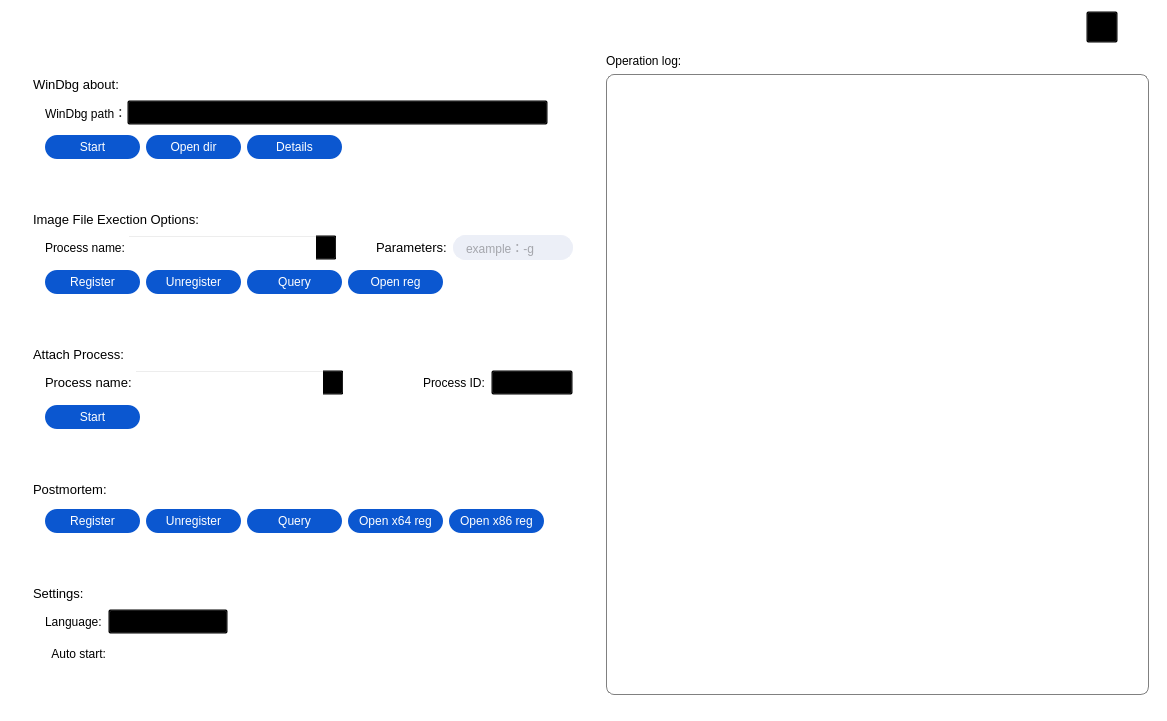
Above: WindbgIFEO/WindbgIFEO.ui from MingYueRuYa/worktools before the change. Below: the same form after it.
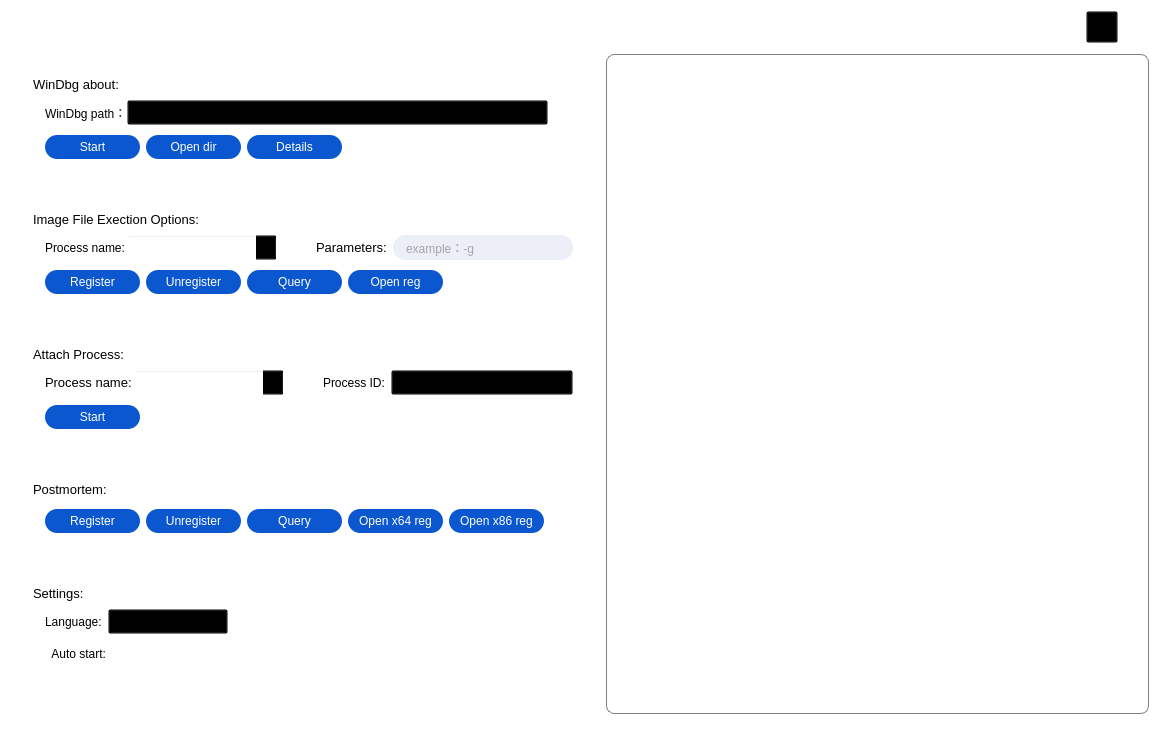
That is the form after the change. Icons and pictures are not drawn. Custom widgets are drawn as their Qt base class.

Commit message: 修改UI内容

The edit to the form file:
```diff
--- a/WindbgIFEO/WindbgIFEO.ui
+++ b/WindbgIFEO/WindbgIFEO.ui
@@ -7,19 +7,25 @@
     <x>0</x>
     <y>0</y>
     <width>1167</width>
-    <height>721</height>
+    <height>740</height>
    </rect>
   </property>
+  <property name="sizePolicy">
+   <sizepolicy hsizetype="Preferred" vsizetype="Fixed">
+    <horstretch>0</horstretch>
+    <verstretch>0</verstretch>
+   </sizepolicy>
+  </property>
   <property name="minimumSize">
    <size>
     <width>1167</width>
-    <height>600</height>
+    <height>700</height>
    </size>
   </property>
   <property name="maximumSize">
    <size>
     <width>1167</width>
-    <height>771</height>
+    <height>740</height>
    </size>
   </property>
   <property name="windowTitle">
@@ -605,7 +611,7 @@
                         </property>
                         <property name="minimumSize">
                          <size>
-                          <width>210</width>
+                          <width>150</width>
                           <height>25</height>
                          </size>
                         </property>
@@ -688,7 +694,7 @@
                        <widget class="QLineEdit" name="lineEdit_process_param">
                         <property name="minimumSize">
                          <size>
-                          <width>0</width>
+                          <width>170</width>
                           <height>25</height>
                          </size>
                         </property>
@@ -980,7 +986,7 @@
                         </property>
                         <property name="minimumSize">
                          <size>
-                          <width>210</width>
+                          <width>150</width>
                           <height>25</height>
                          </size>
                         </property>
@@ -1042,19 +1048,6 @@
                         </property>
                        </widget>
                       </item>
-                      <item>
-                       <spacer name="horizontalSpacer_8">
-                        <property name="orientation">
-                         <enum>Qt::Horizontal</enum>
-                        </property>
-                        <property name="sizeHint" stdset="0">
-                         <size>
-                          <width>40</width>
-                          <height>20</height>
-                         </size>
-                        </property>
-                       </spacer>
-                      </item>
                      </layout>
                     </item>
                     <item>
@@ -1582,17 +1575,6 @@
               <property name="bottomMargin">
                <number>10</number>
               </property>
-              <item>
-               <widget class="QLabel" name="label_4">
-                <property name="styleSheet">
-                 <string notr="true">font-family: &quot;Microsoft YaHei&quot;;
-font-size: 12px;</string>
-                </property>
-                <property name="text">
-                 <string>Operation log:</string>
-                </property>
-               </widget>
-              </item>
               <item>
                <widget class="QTextBrowser" name="textBrowserLog">
                 <property name="styleSheet">
```
The commit also changes 2 other files.
